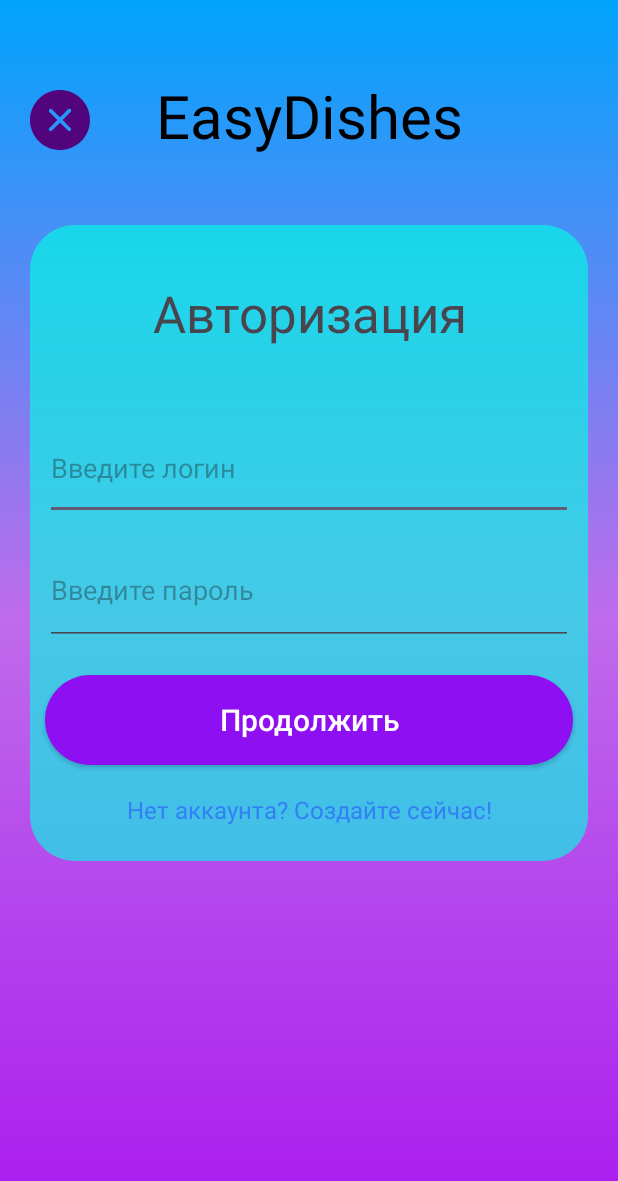
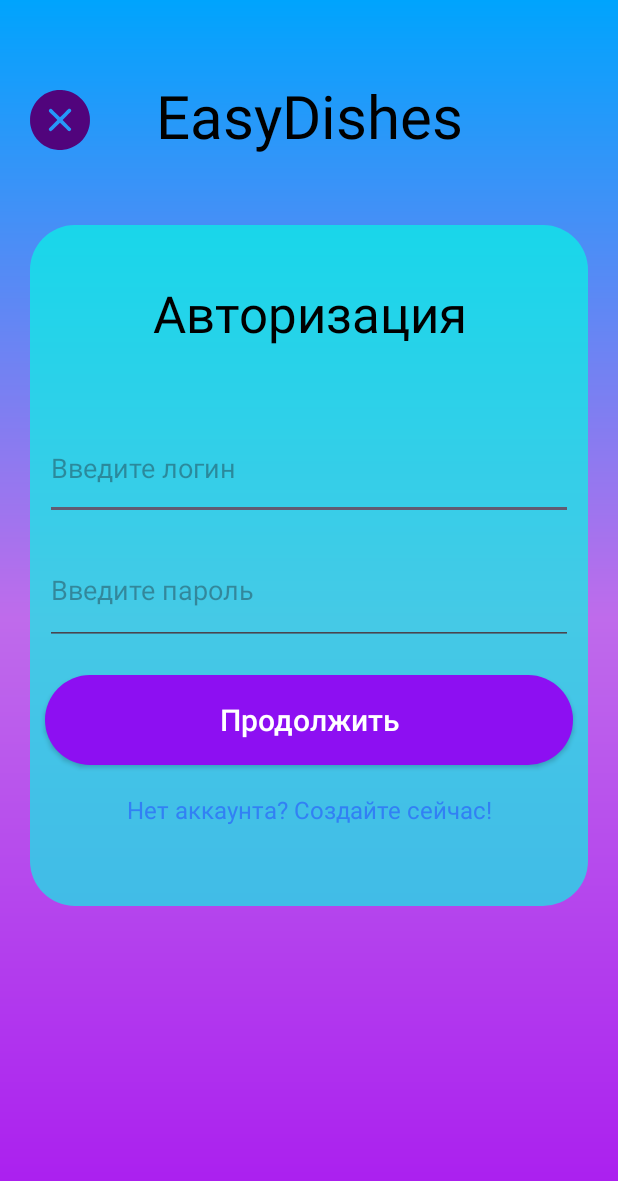
Before and after one commit to Ryqite/DishHelper-App, an Android app: the screen it shows after launch (MainActivity), on a phone screen of 412 x 824 dp. Shown: the top 1181 px of the screen. Run offline under Robolectric (Android 15) with nearby library versions, the phone set to English and light mode, and no system bars; our stand-ins replace Firebase (no records; nobody signed in at launch, a user with empty details on screens opened directly).

Commit message:
design completed(max possible)

```diff
--- a/app/src/main/res/layout/activity_main.xml
+++ b/app/src/main/res/layout/activity_main.xml
@@ -39,7 +39,7 @@
         android:layout_marginStart="20dp"
         android:layout_marginTop="150dp"
         android:layout_marginEnd="20dp"
-        android:layout_marginBottom="250dp"
+        android:layout_marginBottom="220dp"
         android:background="@drawable/ic_auth_bg"
         android:orientation="vertical"
         android:visibility="visible"
@@ -58,6 +58,7 @@
             android:layout_marginEnd="10dp"
             android:gravity="center"
             android:text="@string/authentication"
+            android:textColor="@color/black"
             android:textSize="34sp" />
 
         <EditText
@@ -71,7 +72,9 @@
             android:gravity="center_vertical"
             android:hint="@string/login_hint"
             android:inputType="text"
-            android:minHeight="48dp" />
+            android:minHeight="48dp"
+            android:textColor="@color/black"
+            android:textSize="18sp" />
 
         <EditText
             android:id="@+id/loginPasswordText"
@@ -83,7 +86,9 @@
             android:ems="10"
             android:hint="@string/password_hint"
             android:inputType="textPassword"
-            android:minHeight="48dp" />
+            android:minHeight="48dp"
+            android:textColor="@color/black"
+            android:textSize="18sp" />
 
         <android.widget.Button
             android:id="@+id/loginButtonContinue"
@@ -117,7 +122,7 @@
         android:layout_marginStart="20dp"
         android:layout_marginTop="150dp"
         android:layout_marginEnd="20dp"
-        android:layout_marginBottom="200dp"
+        android:layout_marginBottom="160dp"
         android:background="@drawable/ic_auth_bg"
         android:orientation="vertical"
         android:visibility="gone"
@@ -136,6 +141,7 @@
             android:layout_marginEnd="10dp"
             android:gravity="center"
             android:text="@string/registration"
+            android:textColor="@color/black"
             android:textSize="34sp" />
 
         <EditText
@@ -149,7 +155,8 @@
             android:gravity="center_vertical"
             android:hint="@string/login_hint"
             android:inputType="text"
-            android:minHeight="48dp" />
+            android:minHeight="48dp"
+            android:textColor="@color/black" />
 
         <EditText
             android:id="@+id/singupPasswordText"
@@ -161,7 +168,8 @@
             android:ems="10"
             android:hint="@string/password_hint"
             android:inputType="textPassword"
-            android:minHeight="48dp" />
+            android:minHeight="48dp"
+            android:textColor="@color/black" />
 
         <EditText
             android:id="@+id/singupPasswordRepeatText"
@@ -173,7 +181,8 @@
             android:ems="10"
             android:hint="@string/password_repeat_hint"
             android:inputType="textPassword"
-            android:minHeight="48dp" />
+            android:minHeight="48dp"
+            android:textColor="@color/black" />
 
         <android.widget.Button
             android:id="@+id/singupButtonContinue"
--- a/app/src/main/res/layout/dish_item.xml
+++ b/app/src/main/res/layout/dish_item.xml
@@ -34,6 +34,7 @@
             android:layout_height="80dp"
             android:layout_marginStart="10dp"
             android:gravity="center"
+            android:textColor="@color/black"
             android:textSize="25sp"
             android:textStyle="bold"
             app:layout_constraintEnd_toEndOf="parent"
```
Also changed, not shown: app/src/main/res/layout/activity_dish_page.xml (+16 -7 lines), app/src/main/res/layout/activity_main_page.xml (+5 -4 lines), app/src/main/res/layout/choose_option.xml (+6 -4 lines), app/src/main/res/layout/create_option.xml (+36 -21 lines), app/src/main/res/layout/delete_option.xml (+12 -9 lines), app/src/main/res/layout/update_option.xml (+35 -20 lines).
